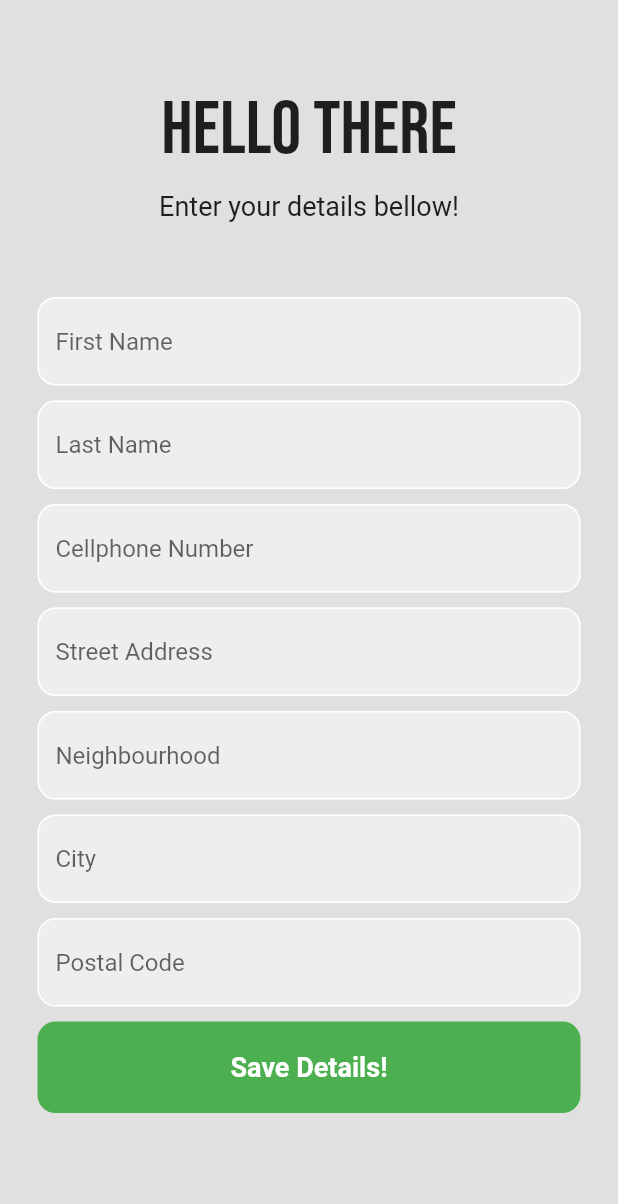
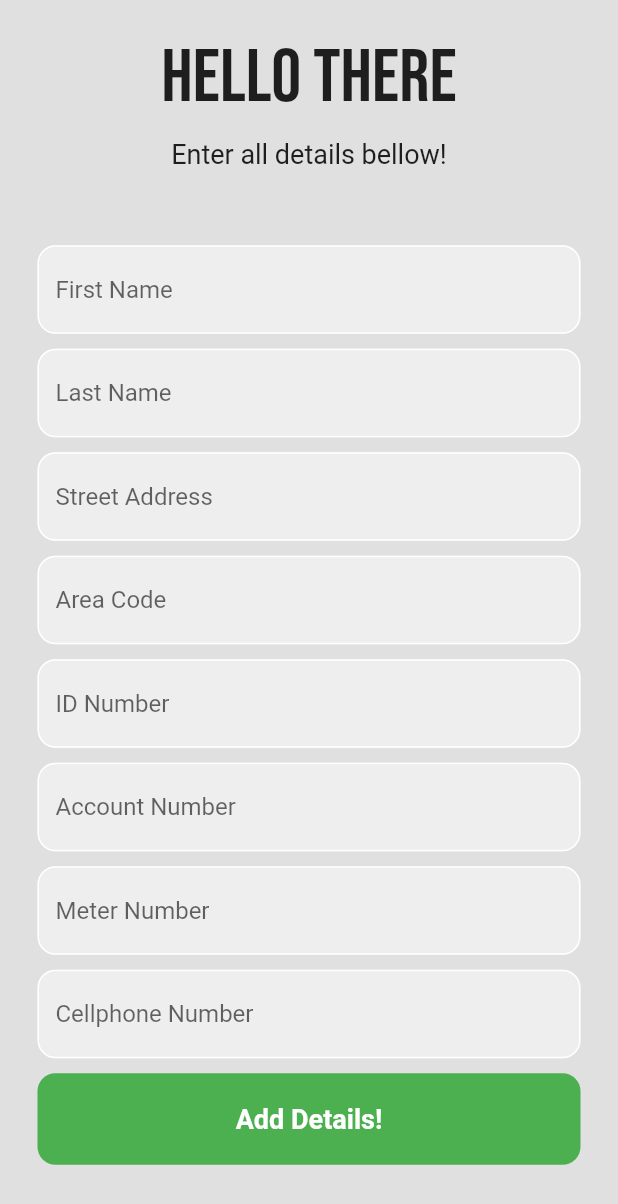
Before and after one commit to BAD4SSDUCK/municipal_services, a Flutter app: the screen it shows once a user with an empty profile is signed in, after a tap on "Add New Details", on a phone screen of 412 x 824 dp. Shown: the top 1204 px of the screen. Run offline on Flutter 3.47's test engine with Material 2 defaults, Android fonts, the light colour scheme and no system bars; our stand-ins replace cloud_firestore, firebase_auth, firebase_core, flutter_typeahead, geocoding, geolocator and 4 more; missing offline and left inert: google_maps_webservice; accounts and stored records are empty; network calls fail.

Commit message:
Master Commit

```diff
--- a/lib/code/DisplayPages/add_details.dart
+++ b/lib/code/DisplayPages/add_details.dart
@@ -1,5 +1,6 @@
 import 'package:firebase_auth/firebase_auth.dart';
 import 'package:flutter/material.dart';
+import 'package:flutter/services.dart';
 import 'package:google_fonts/google_fonts.dart';
 import 'package:cloud_firestore/cloud_firestore.dart';
 
@@ -16,24 +17,26 @@ class _AddUserDetailsState extends State<AddUserDetails> {
   final _firstNameController = TextEditingController();
   final _secondNameController = TextEditingController();
   final _addressController = TextEditingController();
-  final _wardNumberController = TextEditingController();
+  final _areaCodeController = TextEditingController();
   final _idNumberController = TextEditingController();
+  final _accountNumberController = TextEditingController();
+  final _meterNumberController = TextEditingController();
   final _cellNumberController = TextEditingController();
-  final _areaCodeController = TextEditingController();
 
   @override
   void dispose() {
     _firstNameController.dispose();
     _secondNameController.dispose();
     _addressController.dispose();
-    _wardNumberController.dispose();
+    _areaCodeController.dispose();
     _idNumberController.dispose();
+    _accountNumberController.dispose();
+    _meterNumberController.dispose();
     _cellNumberController.dispose();
-    _areaCodeController.dispose();
     super.dispose();
   }
 
-  Future signUp() async {
+  Future dataAdd() async {
     // ScaffoldMessenger.of(context).showSnackBar(const SnackBar(
     //   content: Text('Please enter correct email and password'),
     //   behavior: SnackBarBehavior.floating,
@@ -51,49 +54,54 @@ class _AddUserDetailsState extends State<AddUserDetails> {
     addUserDetails(
       _firstNameController.text.trim(),
       _secondNameController.text.trim(),
+      _cellNumberController.text.trim(),
       _addressController.text.trim(),
-      int.parse(_wardNumberController.text.trim()),
-      int.parse(_idNumberController.text.trim()),
-      int.parse(_cellNumberController.text.trim()),
+      int.parse(_areaCodeController.text.trim()),
+      _idNumberController.text.trim(),
+      _accountNumberController.text.trim(),
+      _meterNumberController.text.trim(),
     );
 
     Navigator.of(context).pop();
   }
 
   bool numberFieldsConfirmed(){
-    if (_areaCodeController == int && _wardNumberController == int && _idNumberController == int && _cellNumberController == int){
-      return false;
-    } else {
-      return false;
-    }
-  }
-
-  Future addUserDetails(String firstName, String lastName, String address, int ward, int idNumber, int cellNumber ) async{
-
-    if(numberFieldsConfirmed() == false){
-      ScaffoldMessenger.of(context).showSnackBar(const SnackBar(
-        content: Text('Please make sure the entered Area code, Ward, ID and your Cell are numbers'),
-        behavior: SnackBarBehavior.floating,
-        margin: EdgeInsets.all(20.0),
-        duration: Duration(seconds: 5),
-      ));
-      Navigator.of(context).pop();
-    } else {
-      await FirebaseFirestore.instance.collection('users').add({
-        'first name': firstName,
-        'last name': lastName,
-        'address' : address,
-        'ward': ward,
-        'id number': idNumber,
-        'cell number': cellNumber,
-
-      });
+    if (_areaCodeController.text.isNotEmpty){
       ScaffoldMessenger.of(context).showSnackBar(const SnackBar(
         content: Text('Details are now being saved!'),
         behavior: SnackBarBehavior.floating,
         margin: EdgeInsets.all(20.0),
         duration: Duration(seconds: 5),
       ));
+      return true;
+    } else {
+      return false;
+    }
+  }
+
+  Future addUserDetails(String firstName, String lastName, String cellNumber,  String address, int areaCode, String idNumber, String accountNumber, String meterNumber) async{
+
+    if(numberFieldsConfirmed() == false){
+      ScaffoldMessenger.of(context).showSnackBar(const SnackBar(
+        content: Text('Please make sure the area code is entered'),
+        behavior: SnackBarBehavior.floating,
+        margin: EdgeInsets.all(20.0),
+        duration: Duration(seconds: 5),
+      ));
+
+    } else {
+      await FirebaseFirestore.instance.collection('users').add({
+        'first name': firstName,
+        'last name': lastName,
+        'cell number': cellNumber,
+        'address' : address,
+        'area code' : areaCode,
+        'id number': idNumber,
+        'account number': accountNumber,
+        'meter number': meterNumber,
+
+      });
+
       Navigator.of(context).pop();
     }
   }
@@ -117,7 +125,7 @@ class _AddUserDetailsState extends State<AddUserDetails> {
                   ),
                 ),
                 const SizedBox(height: 10,),
-                const Text('Enter your details bellow!',
+                const Text('Enter all details bellow!',
                   style: TextStyle(fontSize: 18),),
                 const SizedBox(height: 50,),
 
@@ -178,7 +186,7 @@ class _AddUserDetailsState extends State<AddUserDetails> {
                         borderSide: const BorderSide(color: Colors.green),
                         borderRadius: BorderRadius.circular(12),
                       ),
-                      hintText: 'Cellphone Number',
+                      hintText: 'Street Address',
                       fillColor: Colors.grey[200],
                       filled: true,
                     ),
@@ -190,7 +198,8 @@ class _AddUserDetailsState extends State<AddUserDetails> {
                 Padding(
                   padding:  const EdgeInsets.symmetric(horizontal: 25.0),
                   child: TextField(
-                    controller: _wardNumberController,
+                    controller: _areaCodeController,
+                    inputFormatters: <TextInputFormatter>[ FilteringTextInputFormatter.digitsOnly],
                     decoration: InputDecoration(
                       enabledBorder: OutlineInputBorder(
                         borderSide: const BorderSide(color: Colors.white),
@@ -200,7 +209,8 @@ class _AddUserDetailsState extends State<AddUserDetails> {
                         borderSide: const BorderSide(color: Colors.green),
                         borderRadius: BorderRadius.circular(12),
                       ),
-                      hintText: 'Street Address',
+                      hintText: 'Area Code',
+
                       fillColor: Colors.grey[200],
                       filled: true,
                     ),
@@ -222,7 +232,52 @@ class _AddUserDetailsState extends State<AddUserDetails> {
                         borderSide: const BorderSide(color: Colors.green),
                         borderRadius: BorderRadius.circular(12),
                       ),
-                      hintText: 'Neighbourhood',
+                      hintText: 'ID Number',
+                      fillColor: Colors.grey[200],
+                      filled: true,
+                    ),
+                  ),
+                ),
+
+                const SizedBox(height: 10,),
+
+                Padding(
+                  padding:  const EdgeInsets.symmetric(horizontal: 25.0),
+                  child: TextField(
+                    controller: _accountNumberController,
+                    decoration: InputDecoration(
+                      enabledBorder: OutlineInputBorder(
+                        borderSide: const BorderSide(color: Colors.white),
+                        borderRadius: BorderRadius.circular(12),
+                      ),
+                      focusedBorder: OutlineInputBorder(
+                        borderSide: const BorderSide(color: Colors.green),
+                        borderRadius: BorderRadius.circular(12),
+                      ),
+                      hintText: 'Account Number',
+                      fillColor: Colors.grey[200],
+                      filled: true,
+                    ),
+                  ),
+                ),
+
+
+                const SizedBox(height: 10,),
+
+                Padding(
+                  padding:  const EdgeInsets.symmetric(horizontal: 25.0),
+                  child: TextField(
+                    controller: _meterNumberController,
+                    decoration: InputDecoration(
+                      enabledBorder: OutlineInputBorder(
+                        borderSide: const BorderSide(color: Colors.white),
+                        borderRadius: BorderRadius.circular(12),
+                      ),
+                      focusedBorder: OutlineInputBorder(
+                        borderSide: const BorderSide(color: Colors.green),
+                        borderRadius: BorderRadius.circular(12),
+                      ),
+                      hintText: 'Meter Number',
                       fillColor: Colors.grey[200],
                       filled: true,
                     ),
@@ -244,30 +299,7 @@ class _AddUserDetailsState extends State<AddUserDetails> {
                         borderSide: const BorderSide(color: Colors.green),
                         borderRadius: BorderRadius.circular(12),
                       ),
-                      hintText: 'City',
-                      fillColor: Colors.grey[200],
-                      filled: true,
-                    ),
-                  ),
-                ),
-
-
-                const SizedBox(height: 10,),
-
-                Padding(
-                  padding:  const EdgeInsets.symmetric(horizontal: 25.0),
-                  child: TextField(
-                    controller: _areaCodeController,
-                    decoration: InputDecoration(
-                      enabledBorder: OutlineInputBorder(
-                        borderSide: const BorderSide(color: Colors.white),
-                        borderRadius: BorderRadius.circular(12),
-                      ),
-                      focusedBorder: OutlineInputBorder(
-                        borderSide: const BorderSide(color: Colors.green),
-                        borderRadius: BorderRadius.circular(12),
-                      ),
-                      hintText: 'Postal Code',
+                      hintText: 'Cellphone Number',
                       fillColor: Colors.grey[200],
                       filled: true,
                     ),
@@ -281,7 +313,7 @@ class _AddUserDetailsState extends State<AddUserDetails> {
                 Padding(
                   padding: const EdgeInsets.symmetric(horizontal: 25.0),
                   child: GestureDetector(
-                    onTap: signUp,
+                    onTap: dataAdd,
                     child: Container(
                       padding: const EdgeInsets.all(20),
                       decoration: BoxDecoration(
@@ -290,7 +322,7 @@ class _AddUserDetailsState extends State<AddUserDetails> {
                       ),
                       child: const Center(
                         child: Text(
-                          'Save Details!',
+                          'Add Details!',
                           style: TextStyle(
                             color: Colors.white,
                             fontWeight: FontWeight.bold,
@@ -303,7 +335,6 @@ class _AddUserDetailsState extends State<AddUserDetails> {
                 ),
 
                 const SizedBox(height: 25,),
-
               ],
             ),
           ),
--- a/lib/code/DisplayPages/dashboard.dart
+++ b/lib/code/DisplayPages/dashboard.dart
@@ -59,7 +59,7 @@ class MainMenu extends StatefulWidget {
 
 
                       },
-                      buttonText: 'User Details',fSize: fontSize,
+                      buttonText: 'Users Details',fSize: fontSize,
                     ),
 
                     const SizedBox(height: 30),
```
Also changed, not shown: lib/code/login/login_page.dart (+55 -27 lines).
